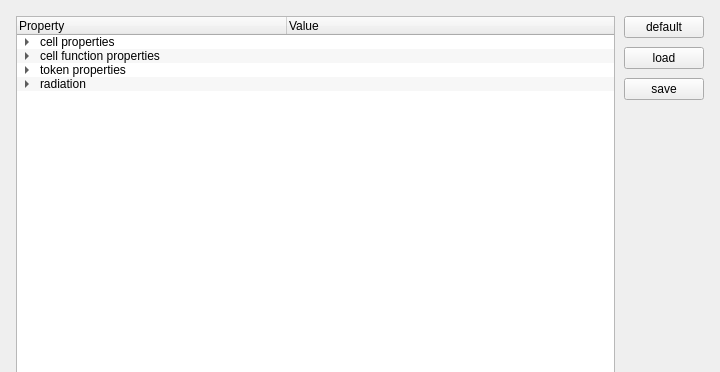
chrxh/alien, file source/Gui/SimulationParametersDialog.ui: the form before one commit; both pictures show x 0 to 720 and y 0 to 372 of the 720 by 539 pixel window.
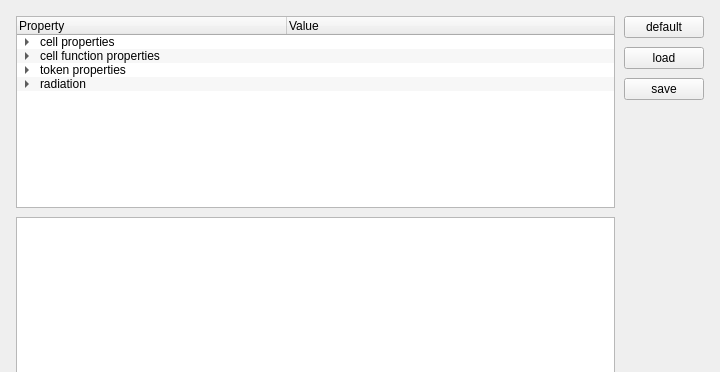
The form after the commit.

Commit message: testing QJsonModel for simulation parameters dialog

```diff
--- a/source/Gui/SimulationParametersDialog.ui
+++ b/source/Gui/SimulationParametersDialog.ui
@@ -411,6 +411,19 @@
      </property>
     </spacer>
    </item>
+   <item row="6" column="0" colspan="3">
+    <widget class="QTreeView" name="treeView">
+     <property name="alternatingRowColors">
+      <bool>true</bool>
+     </property>
+     <property name="animated">
+      <bool>true</bool>
+     </property>
+     <attribute name="headerDefaultSectionSize">
+      <number>300</number>
+     </attribute>
+    </widget>
+   </item>
   </layout>
  </widget>
  <resources/>
```
The commit also changes 6 other files.
